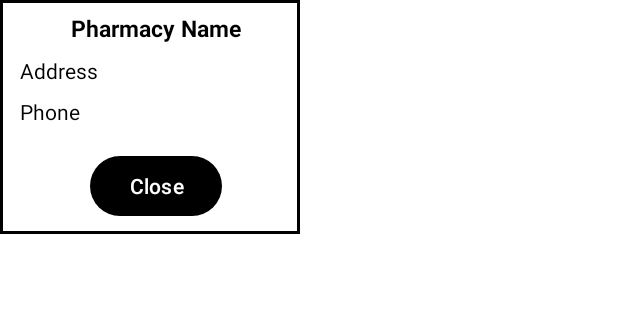
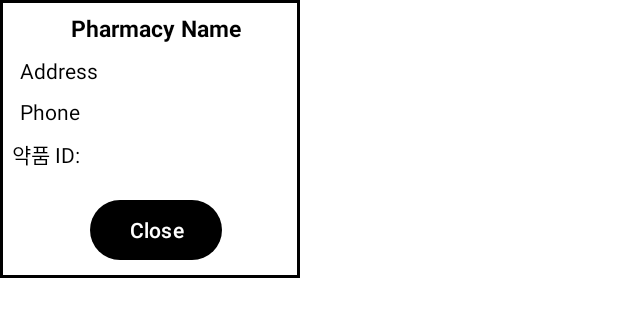
Before and after one commit to ParkDaeHee3/app_helper_fe, an Android app: the layout dialog_pharmacy_info.xml on its own in the app's theme, with its tools: preview values and no code run, on a phone screen of 412 x 824 dp. Shown: the top 317 px of the screen. Run offline under Robolectric (Android 15) with nearby library versions, the phone set to English and light mode, and no system bars.

Commit message:
카카오 지도에 약값의 고유 아이디 호출

```diff
--- a/app/src/main/java/com/example/app_helper_fe/data/Pharmacy.kt
+++ b/app/src/main/java/com/example/app_helper_fe/data/Pharmacy.kt
@@ -28,6 +28,9 @@ class Pharmacy (
     val lat: Double,
 
     @SerializedName("lon")
-    val lon: Double
+    val lon: Double,
+
+    @SerializedName("medication_ids") // 약품 ID 목록 추가
+    val medicationIds: List<String> // 예: ["123", "456", "789"]
 
 )
--- a/app/src/main/java/com/example/app_helper_fe/ui/detail/MedicineDetailActivity.kt
+++ b/app/src/main/java/com/example/app_helper_fe/ui/detail/MedicineDetailActivity.kt
@@ -1,6 +1,5 @@
 package com.example.app_helper_fe.ui.detail
 
-import android.content.Intent
 import android.graphics.Bitmap
 import android.graphics.BitmapFactory
 import android.os.Bundle
@@ -9,7 +8,6 @@ import android.util.Log
 import android.widget.Toast
 import androidx.appcompat.app.AppCompatActivity
 import androidx.appcompat.widget.Toolbar
-import androidx.lifecycle.ReportFragment.Companion.reportFragment
 import androidx.recyclerview.widget.LinearLayoutManager
 import com.bumptech.glide.Glide
 import com.example.app_helper_fe.R
@@ -33,6 +31,7 @@ class MedicineDetailActivity : AppCompatActivity() {
 
         // btnMap 클릭 리스너 추가
         binding.btnmap.setOnClickListener {
+
             // FragmentTransaction을 통해 MapFragment로 이동
             supportFragmentManager.beginTransaction()
                 .replace(android.R.id.content, MapFragment()) // 전체 화면을 MapFragment로 대체
--- a/app/src/main/java/com/example/app_helper_fe/ui/map/PharmacyInfoDialog.java
+++ b/app/src/main/java/com/example/app_helper_fe/ui/map/PharmacyInfoDialog.java
@@ -29,11 +29,13 @@ public class PharmacyInfoDialog extends Dialog {
         TextView nameTextView = findViewById(R.id.text_pharmacy_name);
         TextView addressTextView = findViewById(R.id.text_pharmacy_address);
         TextView phoneTextView = findViewById(R.id.text_pharmacy_phone);
+        TextView medicationIds = findViewById(R.id.text_pharmacy_medication_ids);
 
         // 약국 데이터 설정
         nameTextView.setText(pharmacy.getName());
         addressTextView.setText("주소: " + pharmacy.getAddress());
         phoneTextView.setText("번호: " +pharmacy.getTel());
+        medicationIds.setText("제고: "+ pharmacy.getMedicationIds());
 
         Button closeButton = findViewById(R.id.button_close);
         closeButton.setOnClickListener(v -> dismiss());
--- a/app/src/main/res/layout/dialog_pharmacy_info.xml
+++ b/app/src/main/res/layout/dialog_pharmacy_info.xml
@@ -36,6 +36,15 @@
         android:text="Phone"
         android:textColor="@color/black" />
 
+    <TextView
+        android:id="@+id/text_pharmacy_medication_ids"
+        android:layout_width="wrap_content"
+        android:layout_height="wrap_content"
+        android:layout_marginTop="8dp"
+        android:text="약품 ID: "
+        android:textColor="@color/black" />
+
+
     <Button
         android:id="@+id/button_close"
         android:layout_width="wrap_content"
--- a/app/src/main/res/navigation/home_graph.xml
+++ b/app/src/main/res/navigation/home_graph.xml
@@ -64,6 +64,10 @@
         android:name="com.example.app_helper_fe.ui.map.MapFragment"
         android:label="@string/label_map_screen"
         tools:layout="@layout/fragment_map">
+        <argument
+            android:name="itemSeq"
+            app:argType="string"
+            android:defaultValue="-1"/>
         <action
             android:id="@+id/action_map_to_home"
             app:destination="@id/navigation_home" />
```
Also changed, not shown: app/src/main/java/com/example/app_helper_fe/ui/map/MapFragment.java (+20 -1 lines).
